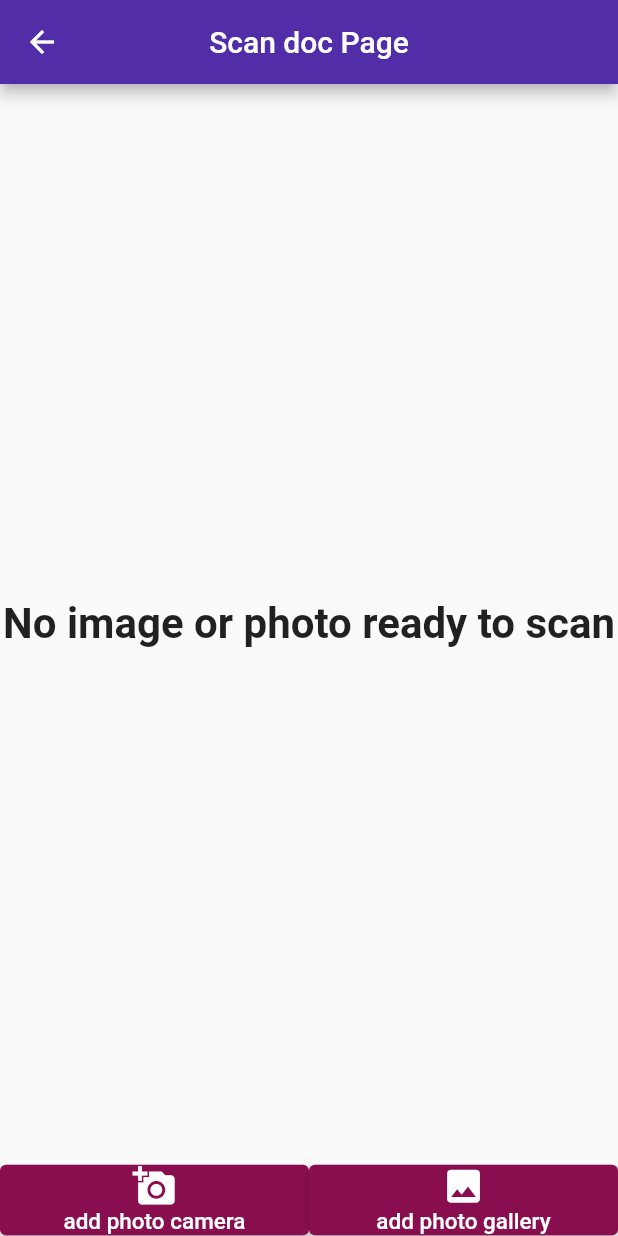
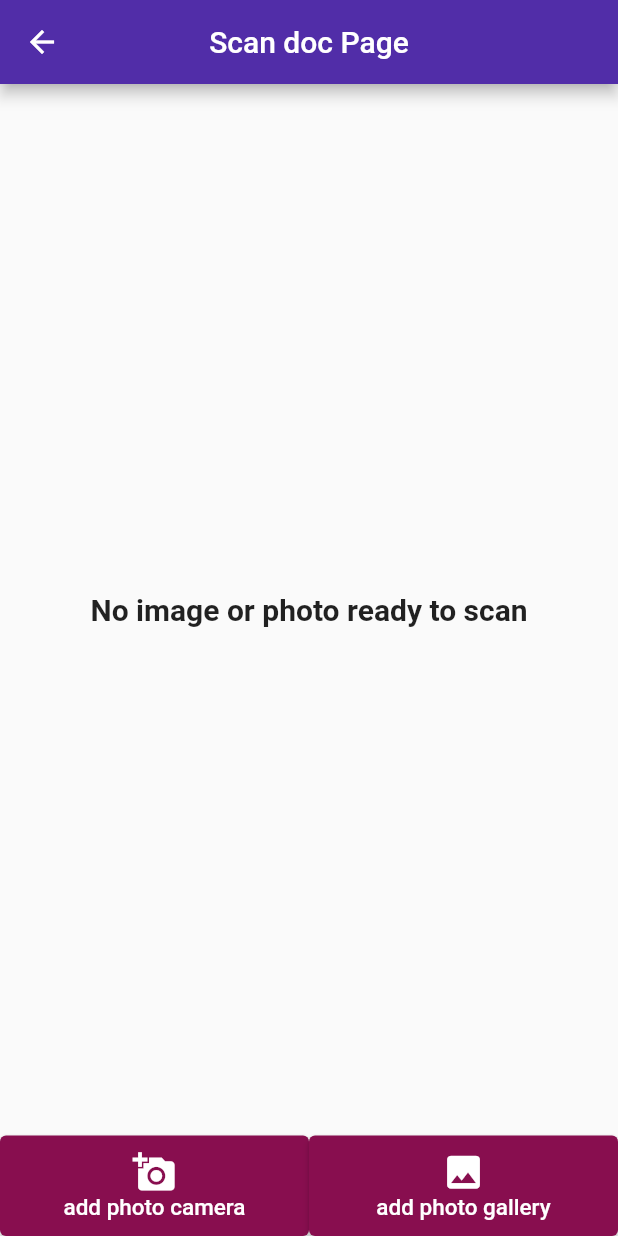
Before and after one commit to CloeBlanchard/mobilescan, a Flutter app: the ScanDocument screen opened directly, on a phone screen of 412 x 824 dp. Run offline on Flutter 3.47's test engine with Material 2 defaults, Android fonts, the phone set to English and light mode, and no system bars; our stand-ins replace adaptive_theme, another_flushbar, image_picker, responsive_framework, share_plus; missing offline and left inert: flutter_file_manager, flutter_full_pdf_viewer, splash_screen_view.

Commit message:
modify adaptive responsive css

```diff
--- a/lib/scandocument.dart
+++ b/lib/scandocument.dart
@@ -30,16 +30,17 @@ class _ScanDocumentState extends State<ScanDocument> {
         children: [
           // if _image is empty display text
           (_image.isEmpty)
-              ? const Center(
+              ? Center(
             child: Text(
               "No image or photo ready to scan",
-              style: TextStyle(fontSize: 28, fontWeight: FontWeight.bold),
+              textScaleFactor: MediaQuery.of(context).textScaleFactor,
+              maxLines: 1,
+              style: const TextStyle(
+                  fontSize: 20, fontWeight: FontWeight.bold),
             ),
           )
           // else _image is not empty, so display image in the body page
               : Container(
-            width: MediaQuery.of(context).size.width,
-            height: MediaQuery.of(context).size.height,
             // scrolling effects
             child: CustomScrollView(
               primary: false,
@@ -49,8 +50,8 @@ class _ScanDocumentState extends State<ScanDocument> {
                   padding: const EdgeInsets.all(3.0),
                   sliver: SliverGrid.count(
                       childAspectRatio: 10.0 / 9.0,
-                      mainAxisSpacing: 1, //horizontal space
-                      crossAxisSpacing: 1, //vertical space
+                      mainAxisSpacing: 20, //horizontal space
+                      crossAxisSpacing: 20, //vertical space
                       crossAxisCount: 3, //number of images for a row
                       children: _image
                       // create _image array
@@ -95,17 +96,15 @@ class _ScanDocumentState extends State<ScanDocument> {
             ),
           ),
           Positioned(
-            height: MediaQuery.of(context).size.width - 20,
-            bottom: 2 + MediaQuery.of(context).padding.bottom,
             child: Container(
-              margin: const EdgeInsets.symmetric(horizontal: 20),
-              width: MediaQuery.of(context).size.width - 40,
-              child: Row(
-                mainAxisAlignment: MainAxisAlignment.center,
-                children: [
+              alignment: Alignment.center,
+              height: 90,
+              margin: const EdgeInsets.only(top: 420),
+              padding: const EdgeInsets.all(10.0),
+              child:
               // if _image is not empty display a button pdf converter
-                  if (_image.isNotEmpty)
-                    ElevatedButton(
+              (_image.isNotEmpty)
+                  ? ElevatedButton(
                 onPressed: () {
                   createPdf();
                   savePdf();
@@ -128,9 +127,8 @@ class _ScanDocumentState extends State<ScanDocument> {
                     ),
                   ],
                 ),
-                    ),
-                ],
-              ),
+              )
+                  : Container(),
             ),
           ),
         ],
@@ -141,6 +139,7 @@ class _ScanDocumentState extends State<ScanDocument> {
             child: ElevatedButton(
               onPressed: () => getDocumentFromCamera(),
               child: SingleChildScrollView(
+                padding: const EdgeInsets.only(top: 10.0, bottom: 10.0),
                 child: Column(
                   mainAxisAlignment: MainAxisAlignment.center,
                   children: <Widget>[
@@ -163,6 +162,7 @@ class _ScanDocumentState extends State<ScanDocument> {
             child: ElevatedButton(
               onPressed: () => getDocumentFromGallery(),
               child: SingleChildScrollView(
+                padding: const EdgeInsets.only(top: 10.0, bottom: 10.0),
                 child: Column(
                   mainAxisAlignment: MainAxisAlignment.center,
                   children: <Widget>[
```
Lines whose indentation alone changed are shown as unchanged.
